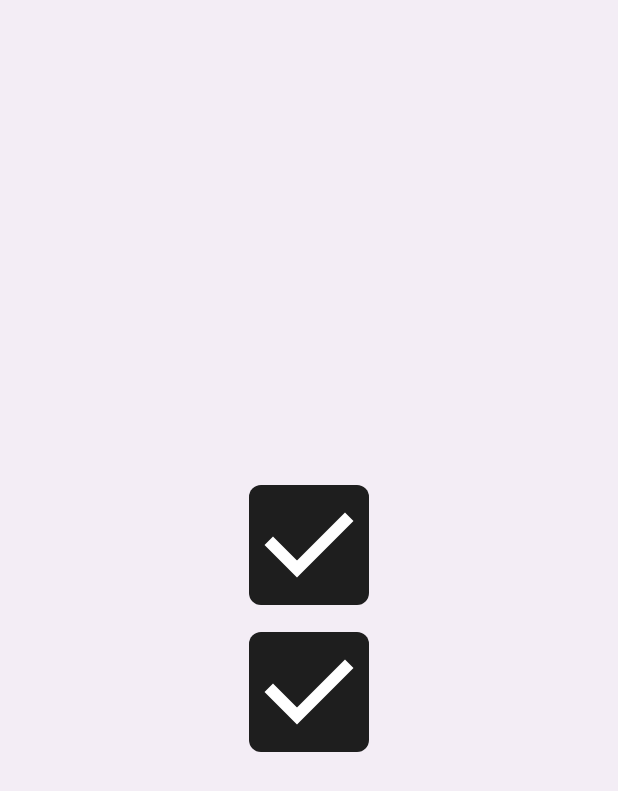
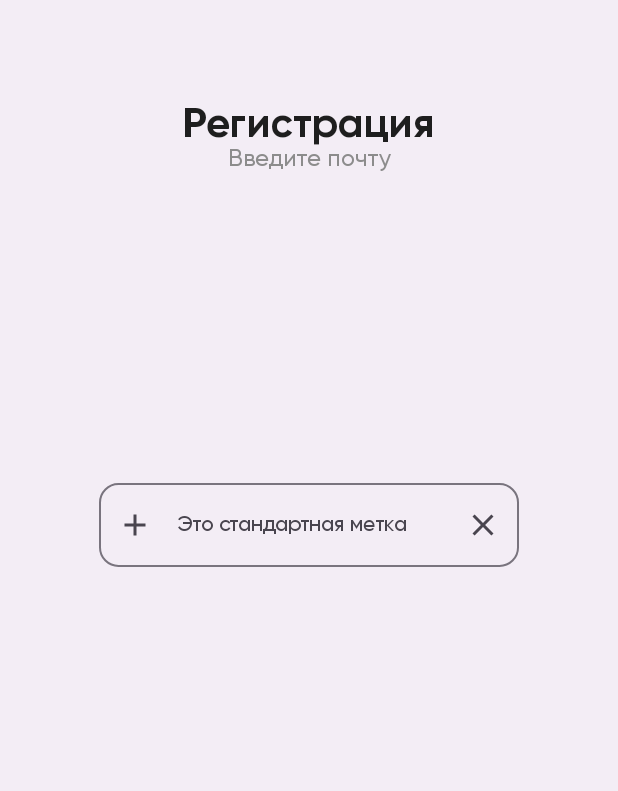
Before and after one commit to bullet-true/AndroidSprintLessons, an Android app built with Jetpack Compose: the screen it shows after launch (MainActivity), on a phone screen of 412 x 824 dp. Shown: the top 791 px of the screen. Run offline under Robolectric (Android 15) with nearby library versions, the phone set to English and light mode, and no system bars.

Commit message:
ASL-09: text field, error state, email validation

```diff
--- a/app/build.gradle.kts
+++ b/app/build.gradle.kts
@@ -56,4 +56,6 @@ dependencies {
     androidTestImplementation(libs.androidx.compose.ui.test.junit4)
     debugImplementation(libs.androidx.compose.ui.tooling)
     debugImplementation(libs.androidx.compose.ui.test.manifest)
+    implementation("androidx.compose.material:material-icons-core")
+    implementation("androidx.compose.material:material-icons-extended")
 }
--- a/app/src/main/java/com/zerocool/androidsprintlessons/MainActivity.kt
+++ b/app/src/main/java/com/zerocool/androidsprintlessons/MainActivity.kt
@@ -2,19 +2,28 @@ package com.zerocool.androidsprintlessons
 
 
 import android.os.Bundle
-import android.util.Log
+import android.util.Patterns.EMAIL_ADDRESS
 import androidx.activity.ComponentActivity
 import androidx.activity.compose.setContent
 import androidx.activity.enableEdgeToEdge
-import androidx.compose.foundation.layout.Arrangement
 import androidx.compose.foundation.layout.Column
 import androidx.compose.foundation.layout.PaddingValues
 import androidx.compose.foundation.layout.Spacer
 import androidx.compose.foundation.layout.fillMaxSize
+import androidx.compose.foundation.layout.fillMaxWidth
 import androidx.compose.foundation.layout.height
 import androidx.compose.foundation.layout.padding
-import androidx.compose.material3.Checkbox
+import androidx.compose.foundation.shape.RoundedCornerShape
+import androidx.compose.material.icons.Icons
+import androidx.compose.material.icons.filled.Add
+import androidx.compose.material.icons.filled.Clear
+import androidx.compose.material3.Button
+import androidx.compose.material3.Icon
+import androidx.compose.material3.IconButton
+import androidx.compose.material3.MaterialTheme
+import androidx.compose.material3.OutlinedTextField
 import androidx.compose.material3.Scaffold
+import androidx.compose.material3.Text
 import androidx.compose.runtime.Composable
 import androidx.compose.runtime.getValue
 import androidx.compose.runtime.mutableStateOf
@@ -22,9 +31,10 @@ import androidx.compose.runtime.remember
 import androidx.compose.runtime.setValue
 import androidx.compose.ui.Alignment
 import androidx.compose.ui.Modifier
-import androidx.compose.ui.graphics.graphicsLayer
+import androidx.compose.ui.graphics.Color
 import androidx.compose.ui.tooling.preview.Preview
 import androidx.compose.ui.unit.dp
+import com.zerocool.androidsprintlessons.ui.StudyAppHeader
 import com.zerocool.androidsprintlessons.ui.theme.AndroidSprintLessonsTheme
 
 
@@ -38,14 +48,18 @@ class MainActivity : ComponentActivity() {
                     content = { innerPadding: PaddingValues ->
                         Column(
                             horizontalAlignment = Alignment.CenterHorizontally,
-                            verticalArrangement = Arrangement.Center,
+//                            verticalArrangement = Arrangement.Center,
                             modifier = Modifier
                                 .padding(innerPadding)
                                 .fillMaxSize(),
                         ) {
-                            MainCheckBox()
-                            Spacer(Modifier.height(50.dp))
-                            MainCheckBox()
+                            Spacer(Modifier.height(70.dp))
+                            StudyAppHeader(
+                                title = "Регистрация",
+                                subtitle = "Введите почту"
+                            )
+                            Spacer(Modifier.height(200.dp))
+                            CheckEmailField()
                         }
                     }
                 )
@@ -54,18 +68,75 @@ class MainActivity : ComponentActivity() {
     }
 }
 
+@Composable
+@Preview(showBackground = true)
+fun CheckEmailField() {
+    var textState by remember { mutableStateOf("") }
+    var errorState by remember { mutableStateOf("") }
+
+    OutlinedTextField(
+        value = textState,
+        onValueChange = {
+            textState = it
+            errorState = if (EMAIL_ADDRESS.matcher(it).matches()) "" else "Некорректный email"
+        },
+        shape = RoundedCornerShape(13.dp),
+        textStyle = MaterialTheme.typography.headlineMedium,
+        placeholder = {
+            Text(
+                text = "Заранее отображаемый текст",
+                style = MaterialTheme.typography.headlineMedium,
+                color = Color.Gray,
+            )
+        },
+        singleLine = true, // в одну строку
+        label = {
+            Text(
+                text = if (errorState.isEmpty()) "Это стандартная метка" else errorState,
+                style = MaterialTheme.typography.headlineSmall
+            )
+        },
+        trailingIcon = {
+            IconButton(
+                onClick = {
+                    textState = ""
+                    errorState = ""
+                }
+            ) {
+                Icon(
+                    imageVector = Icons.Filled.Clear,
+                    contentDescription = "Иконка очистки поля"
+                )
+            }
+        },
+        leadingIcon = {
+            IconButton(
+                onClick = {}
+            ) {
+                Icon(
+                    imageVector = Icons.Filled.Add,
+                    contentDescription = "Иконка Add"
+                )
+            }
+        },
+        isError = errorState.isNotEmpty()
+    )
+}
 
 @Composable
-@Preview(showBackground = true)
-fun MainCheckBox() {
-    var isChecked: Boolean by remember { mutableStateOf(true) }
-
-    Checkbox(
-        checked = isChecked,
-        onCheckedChange = { it ->
-            Log.i("!!!", "MainCheckBox: $it")
-            isChecked = it
-        },
-        modifier = Modifier.graphicsLayer(scaleX = 4f, scaleY = 4f)
-    )
+@Preview
+fun PrimaryButton() {
+    Button(
+        shape = RoundedCornerShape(13.dp),
+        onClick = {},
+        modifier = Modifier
+            .height(56.dp)
+            .padding(40.dp, 0.dp)
+            .fillMaxWidth()
+    ) {
+        Text(
+            text = "Зарегистрироваться",
+            style = MaterialTheme.typography.labelMedium
+        )
+    }
 }
--- a/app/src/main/java/com/zerocool/androidsprintlessons/ui/theme/Type.kt
+++ b/app/src/main/java/com/zerocool/androidsprintlessons/ui/theme/Type.kt
@@ -25,7 +25,12 @@ val Typography = Typography(
     headlineMedium = TextStyle(
         fontSize = 16.sp,
         fontFamily = FontFamily(Font(R.font.gilroy_medium))
+    ),
+    headlineSmall = TextStyle(
+        fontSize = 14.sp,
+        fontFamily = FontFamily(Font(R.font.gilroy_medium))
     )
+
     /* Other default text styles to override
     titleLarge = TextStyle(
         fontFamily = FontFamily.Default,
```
Also changed, not shown: app/src/main/java/com/zerocool/androidsprintlessons/ui/CheckboxScreen.kt (added, +27 -0 lines), app/src/main/java/com/zerocool/androidsprintlessons/ui/HomeScreen.kt (+8 -5 lines).
